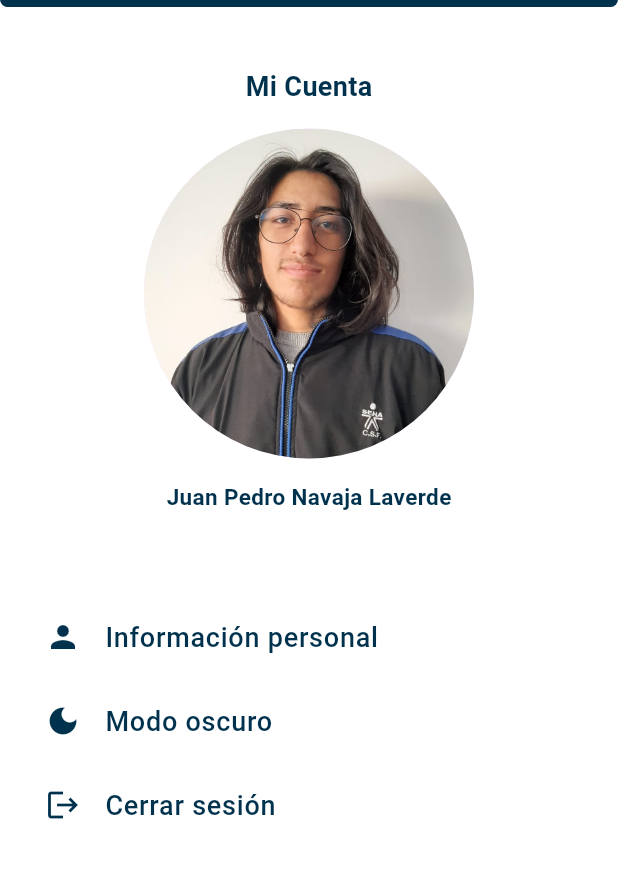
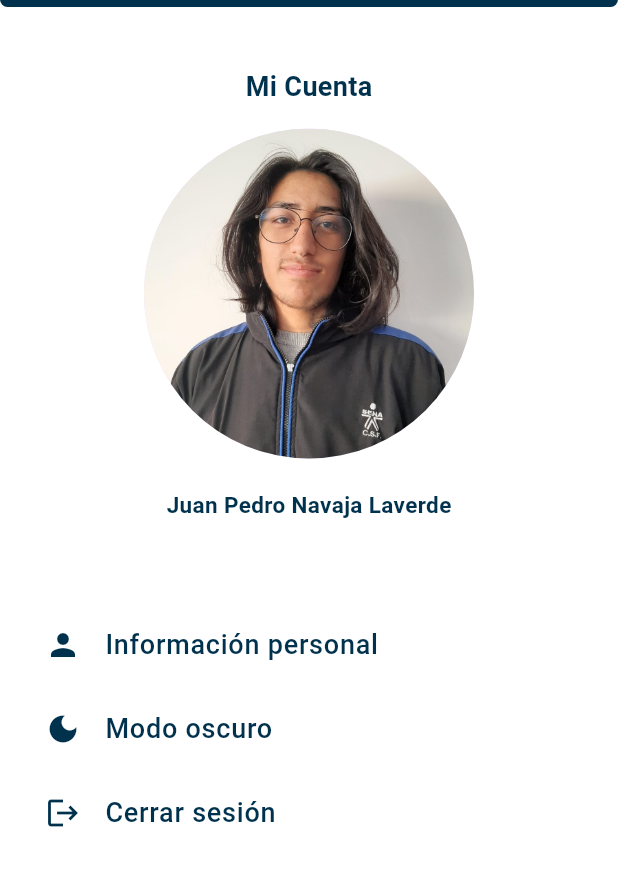
Before and after one commit to senaFactory/appHermes, a Flutter app: the Myaccountpage screen opened by its route, on a phone screen of 412 x 824 dp, the part 143-1029 px from its top. Run offline on Flutter 3.47's test engine with Material 3 defaults, Android fonts, the phone set to English and light mode, and no system bars; our stand-ins replace curved_navigation_bar.

Commit message:
Espacio en texto y foto en Account

```diff
--- a/lib/pages/myAccountPage.dart
+++ b/lib/pages/myAccountPage.dart
@@ -33,7 +33,7 @@ class _MyaccountpageState extends State<Myaccountpage> {
                   radius: 110,
                   backgroundImage: AssetImage('images/aprendiz_sena1.jpeg'),
                 ),
-                SizedBox(height: 15),
+                SizedBox(height: 20),
                 Text(
                   "Juan Pedro Navaja Laverde",
                   style: TextStyle(
```
